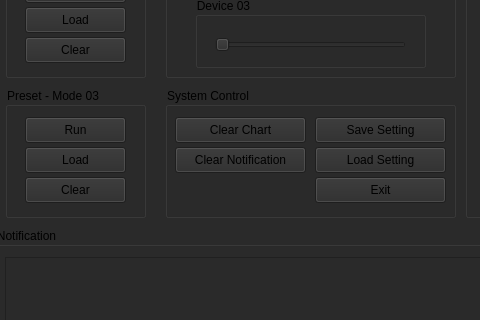
First picture: the form in ControlCenter/resources/components/ControlCenter.ui, repository ngxx-fus/PyQt6, before the edit; both pictures show x 505 to 985 and y 203 to 523 of the 1170 by 713 pixel window.
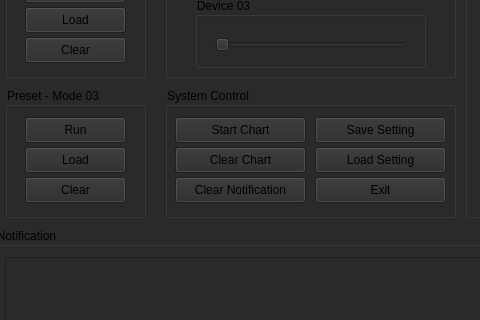
Second picture: the form after the edit. Icons and pictures are not drawn. Custom widgets are drawn as their Qt base class.

The edit to the form file:
```diff
--- a/ControlCenter/resources/components/ControlCenter.ui
+++ b/ControlCenter/resources/components/ControlCenter.ui
@@ -388,14 +388,14 @@
       </rect>
      </property>
      <property name="text">
-      <string>Clear Chart</string>
+      <string>Start Chart</string>
      </property>
     </widget>
     <widget class="QPushButton" name="Clear_Notification_1">
      <property name="geometry">
       <rect>
        <x>10</x>
-       <y>60</y>
+       <y>90</y>
        <width>131</width>
        <height>26</height>
       </rect>
@@ -430,6 +430,19 @@
       <string>Exit</string>
      </property>
     </widget>
+    <widget class="QPushButton" name="Clear_Chart_2">
+     <property name="geometry">
+      <rect>
+       <x>10</x>
+       <y>60</y>
+       <width>131</width>
+       <height>26</height>
+      </rect>
+     </property>
+     <property name="text">
+      <string>Clear Chart</string>
+     </property>
+    </widget>
    </widget>
    <widget class="QGroupBox" name="Indicator_1">
     <property name="geometry">
```
Left out of the diff: 6 changed lines with no effect on the pictures.
